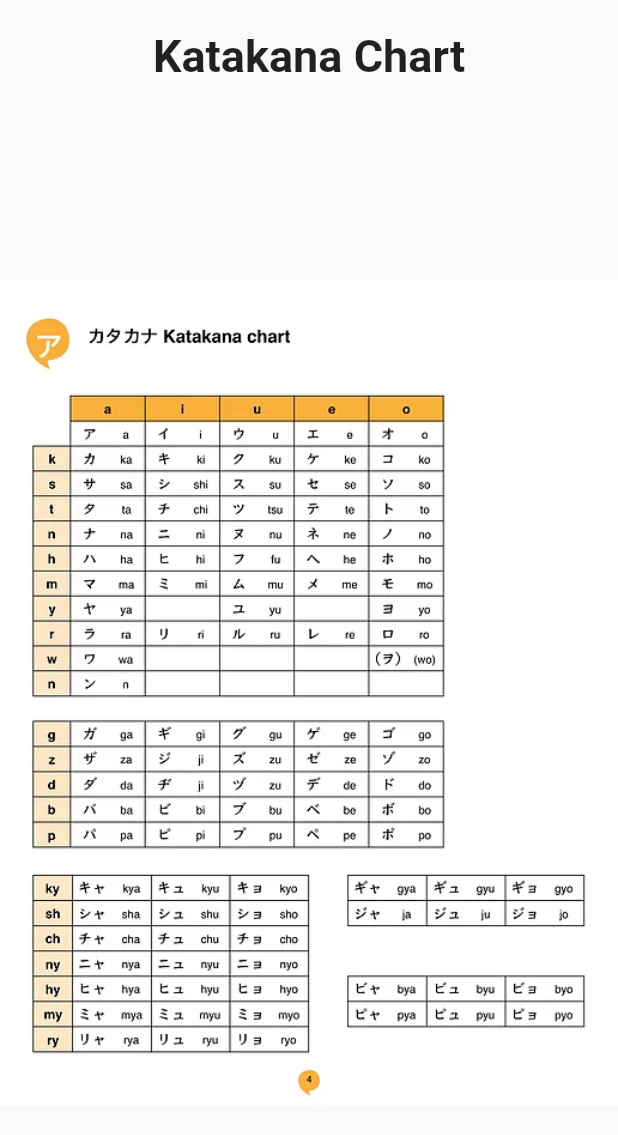
After one commit to MitchellMaliglig/Mobile-App-Project-CS-4750-, a Flutter app: the ReferencesPage screen opened directly, after a tap on "Katakana Chart (Coto Academy)", on a phone screen of 412 x 824 dp. The commit adds this screen. Shown: the top 1135 px of the screen. Run offline on Flutter 3.47's test engine with Material 2 defaults, Android fonts, the phone set to English and light mode, and no system bars; missing offline and left inert: kana_kit.

Commit message:
hiragana + katakana references

```diff
--- a/lib/References_Page.dart
+++ b/lib/References_Page.dart
@@ -1,5 +1,6 @@
 import 'package:flutter/material.dart';
-import 'package:url_launcher/url_launcher.dart';
+import 'package:mobile_app_project/references/hira_chart.dart';
+import 'package:mobile_app_project/references/kata_chart.dart';
 
 class ReferencesPage extends StatefulWidget {
   const ReferencesPage({Key? key}) : super(key: key);
@@ -21,11 +22,21 @@ class _ReferencesPageState extends State<ReferencesPage> {
               parent: AlwaysScrollableScrollPhysics()),
           children: [
             OutlinedButton(
-                onPressed: (){},
-                child: Text('Hiragana Chart')),
+                onPressed: (){
+                  Navigator.push(
+                    context,
+                    MaterialPageRoute(builder: (context) => HiraganaChart()),
+                  );
+                },
+                child: Text('Hiragana Chart (Coto Academy)')),
             OutlinedButton(
-                onPressed: (){},
-                child: Text('Katakana Chart')),
+                onPressed: (){
+                  Navigator.push(
+                    context,
+                    MaterialPageRoute(builder: (context) => KatakanaChart()),
+                  );
+                },
+                child: Text('Katakana Chart (Coto Academy)')),
           ],
         ),
       ),
--- /dev/null
+++ b/lib/references/kata_chart.dart
@@ -0,0 +1,38 @@
+import 'package:flutter/material.dart';
+
+class KatakanaChart extends StatefulWidget {
+  const KatakanaChart({Key? key}) : super(key: key);
+
+  @override
+  _KatakanaChartState createState() => _KatakanaChartState();
+}
+
+class _KatakanaChartState extends State<KatakanaChart> {
+  @override
+  Widget build(BuildContext context) {
+    return Scaffold(
+      body: Center(
+        child: Container(
+          margin: EdgeInsets.only(top: 20),
+          child: Column(
+            children: [
+              Expanded(
+                flex: 10,
+                child: Text('Katakana Chart',
+                  style: TextStyle(
+                    fontSize: 30,
+                    fontWeight: FontWeight.bold,
+                  ),
+                ),
+              ),
+              Expanded(
+                  flex: 90,
+                  child: InteractiveViewer(
+                      child: Image.asset('assets/katakanachart.png')))
+            ],
+          ),
+        ),
+      ),
+    );
+  }
+}
--- a/pubspec.yaml
+++ b/pubspec.yaml
@@ -47,7 +47,9 @@ flutter:
   uses-material-design: true
 
   # To add assets to your application, add an assets section, like this:
-  # assets:
+  assets:
+    - assets/hiraganachart.png
+    - assets/katakanachart.png
   #   - images/a_dot_burr.jpeg
   #   - images/a_dot_ham.jpeg
 
```
Also changed, not shown: lib/references/hira_chart.dart (added, +38 -0 lines), assets/katakanachart.png (added).
